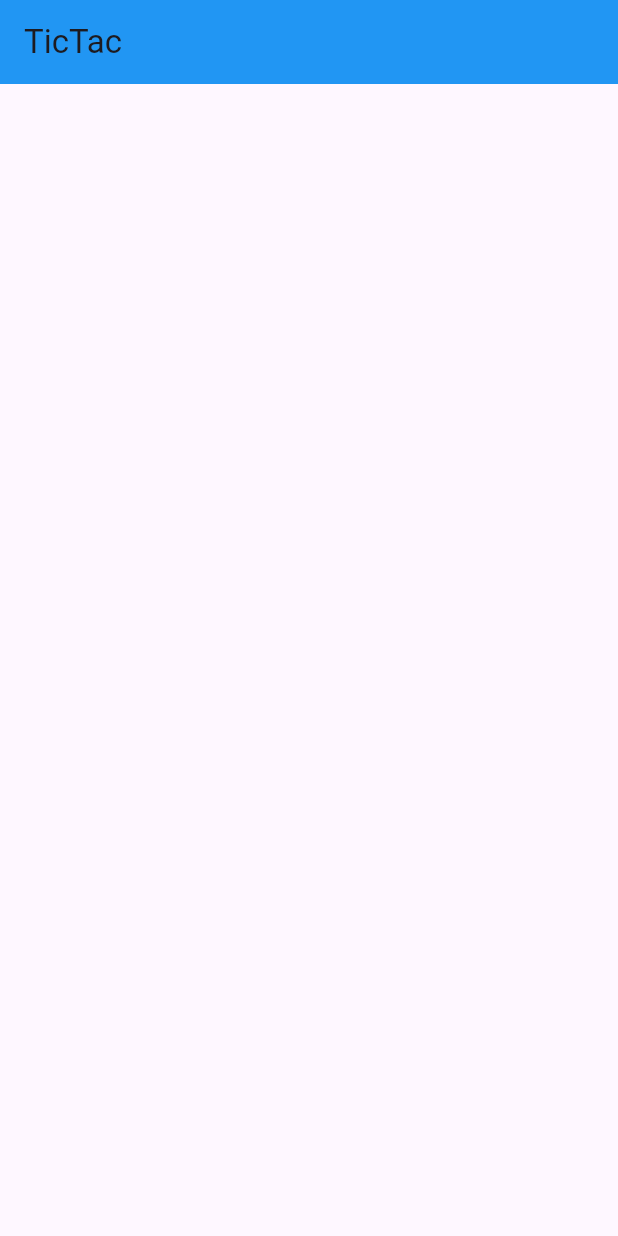
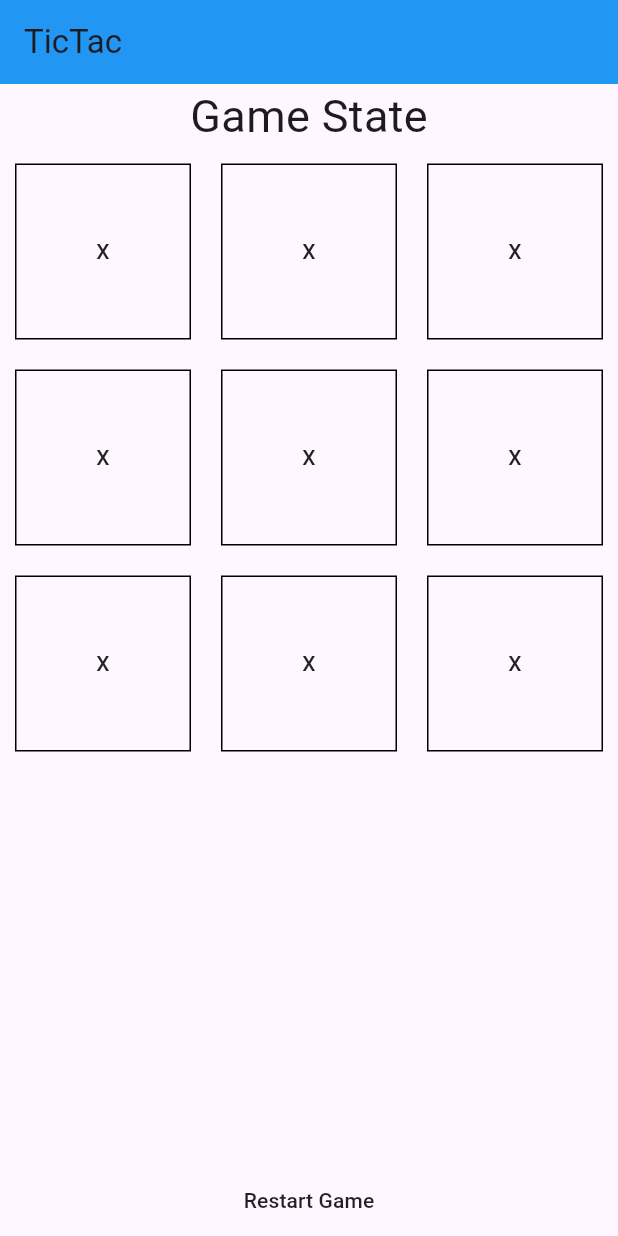
Before and after one commit to devalirehman/TicTacToe, a Flutter app: the screen it shows after launch, on a phone screen of 412 x 824 dp. Run offline on Flutter 3.47's test engine with Material 3 defaults, Android fonts, the phone set to English and light mode, and no system bars.

Commit message:
Frontend completed

```diff
--- a/lib/main.dart
+++ b/lib/main.dart
@@ -12,12 +12,12 @@ class MyApp extends StatelessWidget {
   Widget build(BuildContext context) {
     return MaterialApp(
       title: 'Flutter Demo',
+      theme: ThemeData(primarySwatch: Colors.blue),
 
       home: TicTac(),
     );
   }
 }
-
 
 class TicTac extends StatefulWidget {
   const TicTac({super.key});
@@ -27,10 +27,42 @@ class TicTac extends StatefulWidget {
 }
 
 class _TicTacState extends State<TicTac> {
+
+
   @override
   Widget build(BuildContext context) {
     return Scaffold(
-      appBar: AppBar(title: Text('TicTac'),backgroundColor: Colors.blue,),
+      appBar: AppBar(title: Text('TicTac'), backgroundColor: Colors.blue),
+      body: Column(
+        children: [
+          Text('Game State', style: const TextStyle(fontSize: 30)),
+
+          Expanded(
+            child: GridView.builder(
+              gridDelegate: SliverGridDelegateWithFixedCrossAxisCount(
+                crossAxisCount: 3,
+              ),
+              itemCount: 9,
+              itemBuilder: (context, index) {
+                return GridTile(
+                  child: Container(
+                    margin: const EdgeInsets.all(10.0),
+                    decoration: BoxDecoration(
+                      border: Border.all(color: Colors.black),
+                    ),
+                    child: MaterialButton(onPressed: () {}, child: Text('X')),
+                  ),
+                );
+              },
+            ),
+          ),
+
+          MaterialButton(
+              onPressed: (){},
+            child: const Text('Restart Game'),
+          ),
+        ],
+      ),
     );
   }
 }
```
